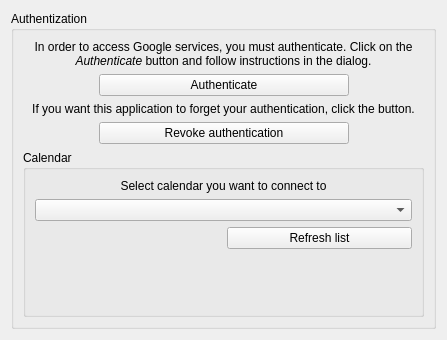
The window that calendar/settingsdialog.ui (KDE/libkgapi) describes before a commit, drawn with Qt 5.
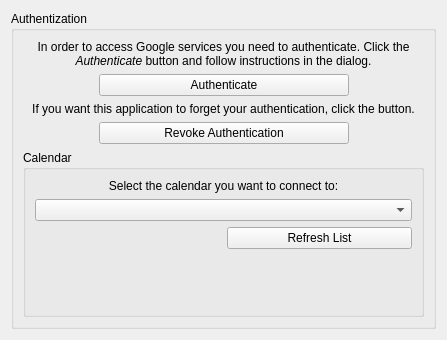
The same window after the commit.

What changed in the file:
```diff
--- a/calendar/settingsdialog.ui
+++ b/calendar/settingsdialog.ui
@@ -56,11 +56,7 @@
         <item row="0" column="0" colspan="3">
          <widget class="QLabel" name="authenticateLabel">
           <property name="text">
-           <string>&lt;!DOCTYPE HTML PUBLIC &quot;-//W3C//DTD HTML 4.0//EN&quot; &quot;http://www.w3.org/TR/REC-html40/strict.dtd&quot;&gt;
-&lt;html&gt;&lt;head&gt;&lt;meta name=&quot;qrichtext&quot; content=&quot;1&quot; /&gt;&lt;style type=&quot;text/css&quot;&gt;
-p, li { white-space: pre-wrap; }
-&lt;/style&gt;&lt;/head&gt;&lt;body style=&quot; font-family:'Ubuntu'; font-size:9pt; font-weight:400; font-style:normal;&quot;&gt;
-&lt;p style=&quot; margin-top:0px; margin-bottom:0px; margin-left:0px; margin-right:0px; -qt-block-indent:0; text-indent:0px;&quot;&gt;In order to access Google services, you must authenticate. Click on the &lt;span style=&quot; font-style:italic;&quot;&gt;Authenticate&lt;/span&gt; button and follow instructions in the dialog.&lt;/p&gt;&lt;/body&gt;&lt;/html&gt;</string>
+           <string>&lt;html&gt;&lt;body&gt;&lt;p&gt;In order to access Google services you need to authenticate. Click the &lt;i&gt;Authenticate&lt;/i&gt; button and follow instructions in the dialog.&lt;/p&gt;&lt;/body&gt;&lt;/html&gt;</string>
           </property>
           <property name="alignment">
            <set>Qt::AlignCenter</set>
@@ -109,7 +105,7 @@
            </size>
           </property>
           <property name="text">
-           <string>Revoke authentication</string>
+           <string>Revoke Authentication</string>
           </property>
          </widget>
         </item>
@@ -163,7 +159,7 @@
          <item row="0" column="0" colspan="2">
           <widget class="QLabel" name="label">
            <property name="text">
-            <string>Select calendar you want to connect to</string>
+            <string>Select the calendar you want to connect to:</string>
            </property>
            <property name="alignment">
             <set>Qt::AlignCenter</set>
@@ -189,7 +185,7 @@
          <item row="2" column="1">
           <widget class="QPushButton" name="refreshListButton">
            <property name="text">
-            <string>Refresh list</string>
+            <string>Refresh List</string>
            </property>
           </widget>
          </item>
```
